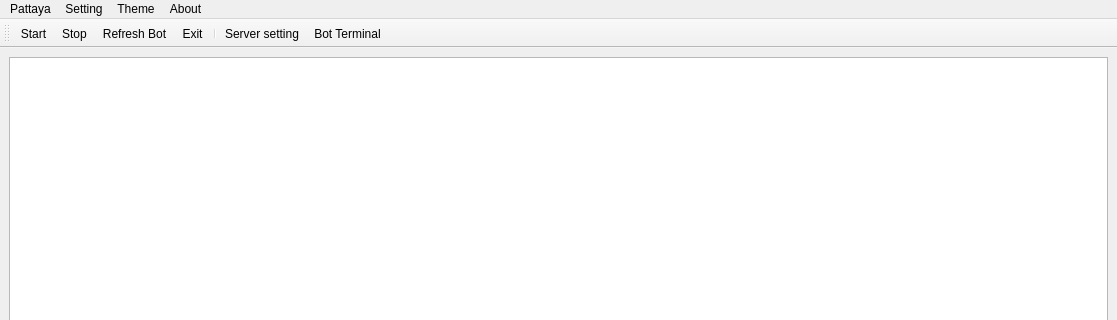
Old version of the form designer/main_window.ui in the repository Pattaya-Project/pattaya-project-panel; both pictures show x 0 to 1117 and y 0 to 320 of the 1117 by 700 pixel window.
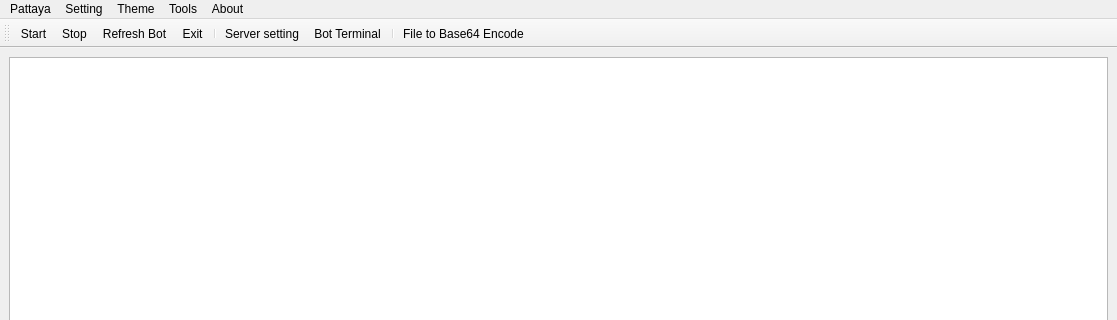
New version of the form. Icons and pictures are not drawn.

What changed in the file:
```diff
--- a/designer/main_window.ui
+++ b/designer/main_window.ui
@@ -112,9 +112,16 @@
     <addaction name="actionLight"/>
     <addaction name="separator"/>
    </widget>
+   <widget class="QMenu" name="menuTools">
+    <property name="title">
+     <string>Tools</string>
+    </property>
+    <addaction name="actionFile_to_Base64_Encode"/>
+   </widget>
    <addaction name="menuPattaya"/>
    <addaction name="menuSetting"/>
    <addaction name="menuTheme"/>
+   <addaction name="menuTools"/>
    <addaction name="menuAbout"/>
   </widget>
   <widget class="QStatusBar" name="statusbar"/>
@@ -135,6 +142,8 @@
    <addaction name="separator"/>
    <addaction name="actionServer_setting"/>
    <addaction name="actionBot_Terminal"/>
+   <addaction name="separator"/>
+   <addaction name="actionFile_to_Base64_Encode"/>
   </widget>
   <action name="actionStart">
    <property name="icon">
@@ -229,6 +238,15 @@
     <string>Bot Terminal</string>
    </property>
   </action>
+  <action name="actionFile_to_Base64_Encode">
+   <property name="icon">
+    <iconset resource="resource.qrc">
+     <normaloff>:/assets/images/edit-language.png</normaloff>:/assets/images/edit-language.png</iconset>
+   </property>
+   <property name="text">
+    <string>File to Base64 Encode</string>
+   </property>
+  </action>
  </widget>
  <resources>
   <include location="resource.qrc"/>
```
